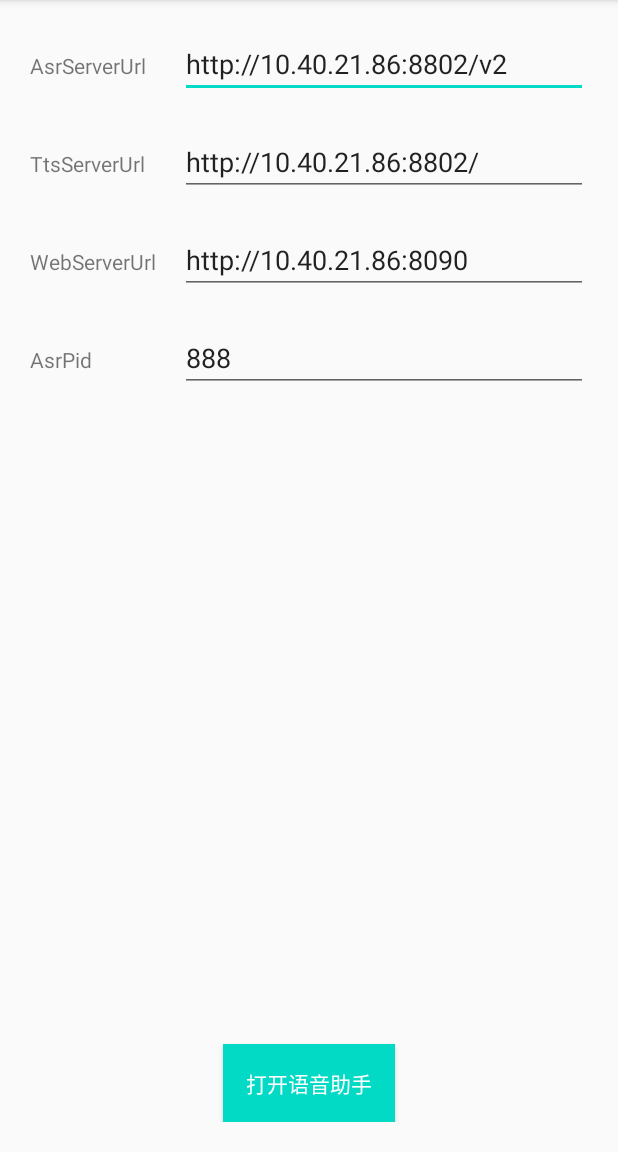
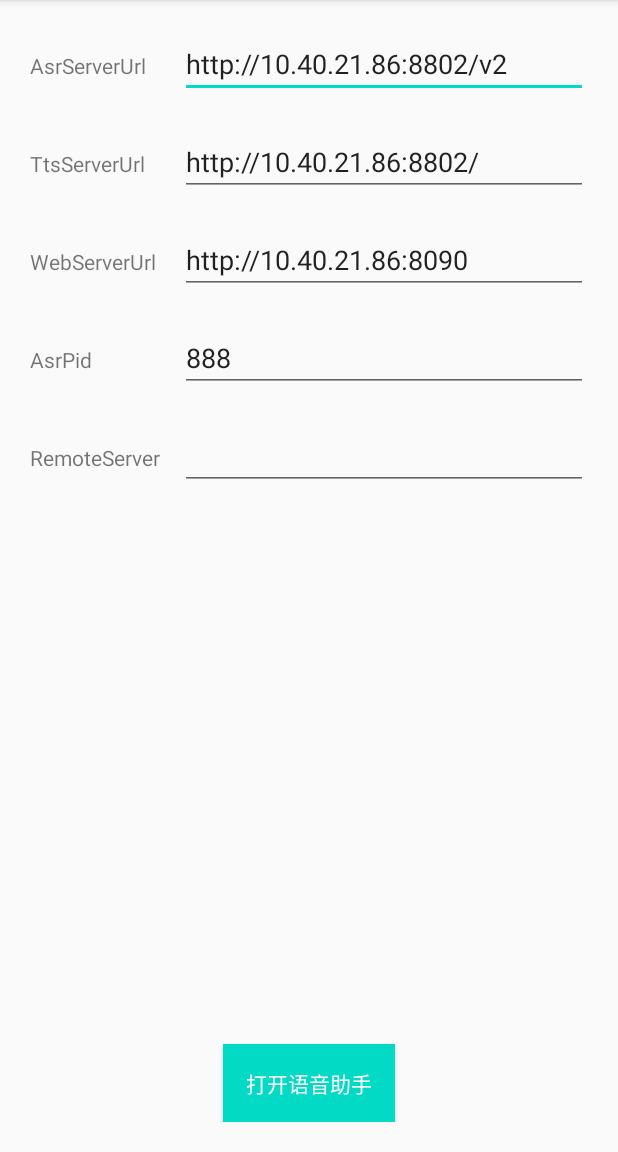
Before and after one commit to hezh-0617/SpeachDemo, an Android app: the screen it shows after launch (MainActivity), on a phone screen of 412 x 824 dp, the part 84-1236 px from its top. Run offline under Robolectric (Android 15) with nearby library versions, the phone set to English and light mode, and no system bars; libraries missing offline, so code that uses them is left out: com.mjxx.speechlibsnative.

Commit message:
back press before load success; remote server host config enabled.

```diff
--- a/app/build.gradle
+++ b/app/build.gradle
@@ -30,7 +30,7 @@ dependencies {
     androidTestImplementation 'androidx.test.ext:junit:1.1.2'
     androidTestImplementation 'androidx.test.espresso:espresso-core:3.3.0'
 
-    implementation 'com.github.hezh-0617:MjxxSDK:native_1.0.9'
+    implementation 'com.github.hezh-0617:MjxxSDK:native_1.0.10'
 
 
 }
--- a/app/src/main/java/com/mjxx/speechdemo_/MainActivity.java
+++ b/app/src/main/java/com/mjxx/speechdemo_/MainActivity.java
@@ -20,6 +20,7 @@ public class MainActivity extends AppCompatActivity {
         final EditText etTtsServerUrl= findViewById(R.id.etTtsServerUrl);
         final EditText etWebServerUrl= findViewById(R.id.etWebServerUrl);
         final EditText etAsrPid= findViewById(R.id.etAsrPid);
+        final EditText etRemoteServerHost= findViewById(R.id.etRemoteServerHost);
 
         findViewById(R.id.btnOpen).setOnClickListener(new View.OnClickListener() {
             @Override
@@ -35,6 +36,7 @@ public class MainActivity extends AppCompatActivity {
 
                 config.setTtsServerUrl(etTtsServerUrl.getText().toString());  // 语音合成服务器地址
                 config.setWebServerUrl(etWebServerUrl.getText().toString()); //web host
+                config.setRemoteServerHost(etRemoteServerHost.getText().toString()); //如需代理，请配置我放业务服务器Host
                 SpeechSDK.startSpeech(v.getContext(),config);
             }
         });
--- a/app/src/main/res/layout/activity_main.xml
+++ b/app/src/main/res/layout/activity_main.xml
@@ -79,6 +79,7 @@
     </LinearLayout>
 
     <LinearLayout
+        android:id="@+id/layout_pid"
         android:layout_width="match_parent"
         android:layout_height="wrap_content"
         android:layout_marginTop="20dp"
@@ -102,6 +103,29 @@
             app:layout_constraintTop_toTopOf="parent" />
     </LinearLayout>
 
+    <LinearLayout
+        android:layout_width="match_parent"
+        android:layout_height="wrap_content"
+        android:layout_marginTop="20dp"
+        android:orientation="horizontal"
+        app:layout_constraintTop_toBottomOf="@id/layout_pid">
+
+        <TextView
+            android:layout_width="0dp"
+            android:layout_height="wrap_content"
+            android:layout_marginEnd="10dp"
+            android:layout_weight="1"
+            android:text="RemoteServer" />
+
+        <EditText
+            android:id="@+id/etRemoteServerHost"
+            android:layout_width="0dp"
+            android:layout_height="wrap_content"
+            android:inputType="number"
+            android:text=""
+            android:layout_weight="3"
+            app:layout_constraintTop_toTopOf="parent" />
+    </LinearLayout>
 
     <Button
         android:id="@+id/btnOpen"
```
Also changed, not shown: 1 other file.
